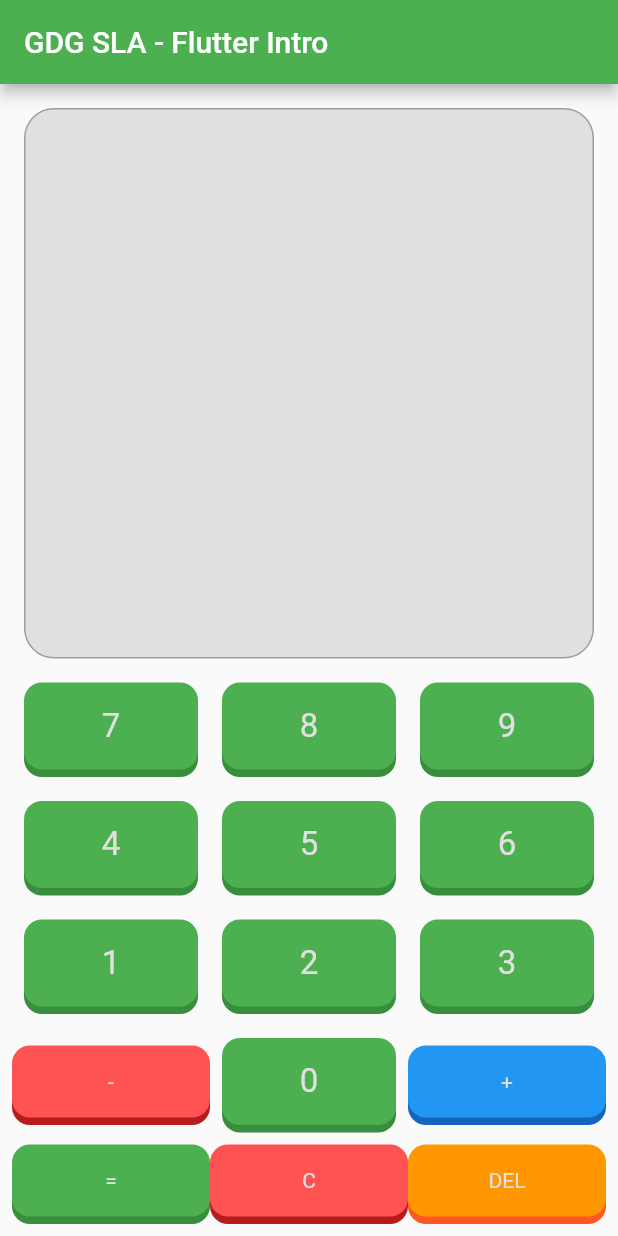
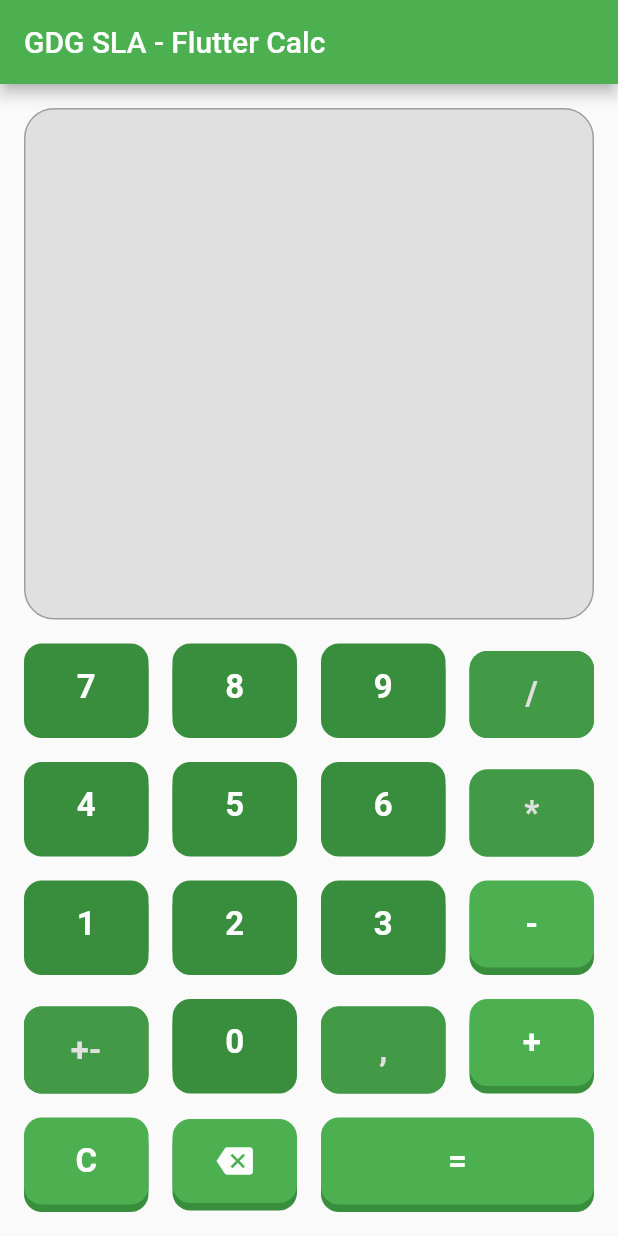
Before and after one commit to gdgsetelagoas/flutter-intro, a Flutter app: the screen it shows after launch, on a phone screen of 412 x 824 dp. Run offline on Flutter 3.47's test engine with Material 2 defaults, Android fonts, the phone set to English and light mode, and no system bars.

Commit message:
- layout do teclado alterado - novos operadores incluidos

```diff
--- a/lib/main.dart
+++ b/lib/main.dart
@@ -13,11 +13,11 @@ class MyApp extends StatelessWidget {
   @override
   Widget build(BuildContext context) {
     return MaterialApp(
-      title: 'Flutter Demo',
+      title: 'Flutter Calc',
       theme: ThemeData(
         primarySwatch: Colors.green,
       ),
-      home: MyHomePage(title: 'GDG SLA - Flutter Intro'),
+      home: MyHomePage(title: 'GDG SLA - Flutter Calc'),
     );
   }
 }
@@ -56,6 +56,7 @@ class _MyHomePageState extends State<MyHomePage> {
                     buildButton(7),
                     buildButton(8),
                     buildButton(9),
+                    buildOperatorButton("/"),
                   ],
                 ),
                 Row(
@@ -63,6 +64,7 @@ class _MyHomePageState extends State<MyHomePage> {
                     buildButton(4),
                     buildButton(5),
                     buildButton(6),
+                    buildOperatorButton("*"),
                   ],
                 ),
                 Row(
@@ -70,53 +72,29 @@ class _MyHomePageState extends State<MyHomePage> {
                     buildButton(1),
                     buildButton(2),
                     buildButton(3),
+                    buildOperatorButton("-", onPressed: _subtrair),
                   ],
                 ),
                 Row(
                   children: <Widget>[
-                    Expanded(
-                      child: AppButton(
-                        text: "-",
-                        backgroundColor: Colors.redAccent,
-                        shadowColor: Colors.red.shade900,
-                        onPressed: _subtrair,
-                      ),
-                    ),
+                    buildOperatorButton("+-"),
                     buildButton(0),
-                    Expanded(
-                      child: AppButton(
-                        text: "+",
-                        backgroundColor: Colors.blue,
-                        shadowColor: Colors.blue.shade800,
-                        onPressed: _somar,
-                      ),
-                    ),
+                    buildOperatorButton(","),
+                    buildOperatorButton("+", onPressed: _somar)
                   ],
                 ),
                 Row(
                   children: <Widget>[
+                    buildOperatorButton("C", flex: 1, onPressed: _limpar),
                     Expanded(
-                      child: AppButton(
-                        text: "=",
-                        onPressed: _igual,
+                      child: Padding(
+                        padding: const EdgeInsets.all(8.0),
+                        child: AppButton(
+                            onPressed: _remover,
+                            child: Icon(Icons.backspace, color: Colors.white)),
                       ),
                     ),
-                    Expanded(
-                      child: AppButton(
-                        text: "C",
-                        onPressed: _limpar,
-                        backgroundColor: Colors.redAccent,
-                        shadowColor: Colors.red.shade900,
-                      ),
-                    ),
-                    Expanded(
-                      child: AppButton(
-                        text: "DEL",
-                        onPressed: _remover,
-                        backgroundColor: Colors.orange,
-                        shadowColor: Colors.deepOrange,
-                      ),
-                    )
+                    buildOperatorButton("=", flex: 2, onPressed: _igual),
                   ],
                 )
               ],
@@ -157,9 +135,28 @@ class _MyHomePageState extends State<MyHomePage> {
         child: AppButton(
           text: "$num",
           fontSize: 22,
+          textColor: Colors.white,
           onPressed: () {
             _addNum(num);
           },
+          backgroundColor: Theme.of(context).primaryColorDark,
+          shadowColor: Theme.of(context).primaryColorDark,
+        ),
+      ),
+    );
+  }
+
+  Widget buildOperatorButton(String operator,
+      {int flex, VoidCallback onPressed}) {
+    return Expanded(
+      flex: flex ?? 1,
+      child: Padding(
+        padding: const EdgeInsets.all(8.0),
+        child: AppButton(
+          text: operator,
+          textColor: Colors.white,
+          fontSize: 22,
+          onPressed: onPressed,
         ),
       ),
     );
--- a/lib/widgets/app_button_widget.dart
+++ b/lib/widgets/app_button_widget.dart
@@ -1,4 +1,5 @@
 import 'package:flutter/material.dart';
+import 'dart:async';
 
 class AppButton extends StatefulWidget {
   final String text;
@@ -46,7 +47,7 @@ class _AppButtonState extends State<AppButton> {
       },
       onTapUp: (TapUpDetails tapDetails) {
         if (widget.onPressed != null) {
-          _releaseButton();
+          Future.delayed(Duration(milliseconds: 150), _releaseButton);
           widget.onPressed();
         }
       },
@@ -81,7 +82,8 @@ class _AppButtonState extends State<AppButton> {
                     style: TextStyle(
                         color:
                             widget.textColor ?? Theme.of(context).buttonColor,
-                  fontSize: widget.fontSize),
+                        fontSize: widget.fontSize,
+                        fontWeight: FontWeight.bold),
                   )
                 ],
               )
```
Lines whose indentation alone changed are shown as unchanged.
